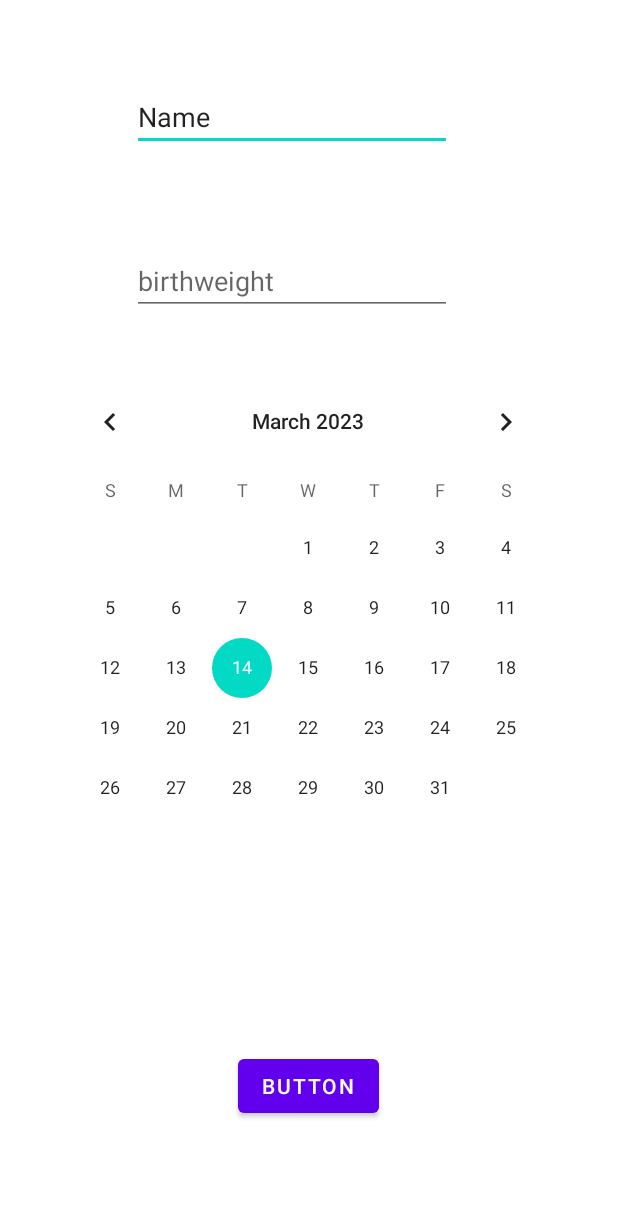
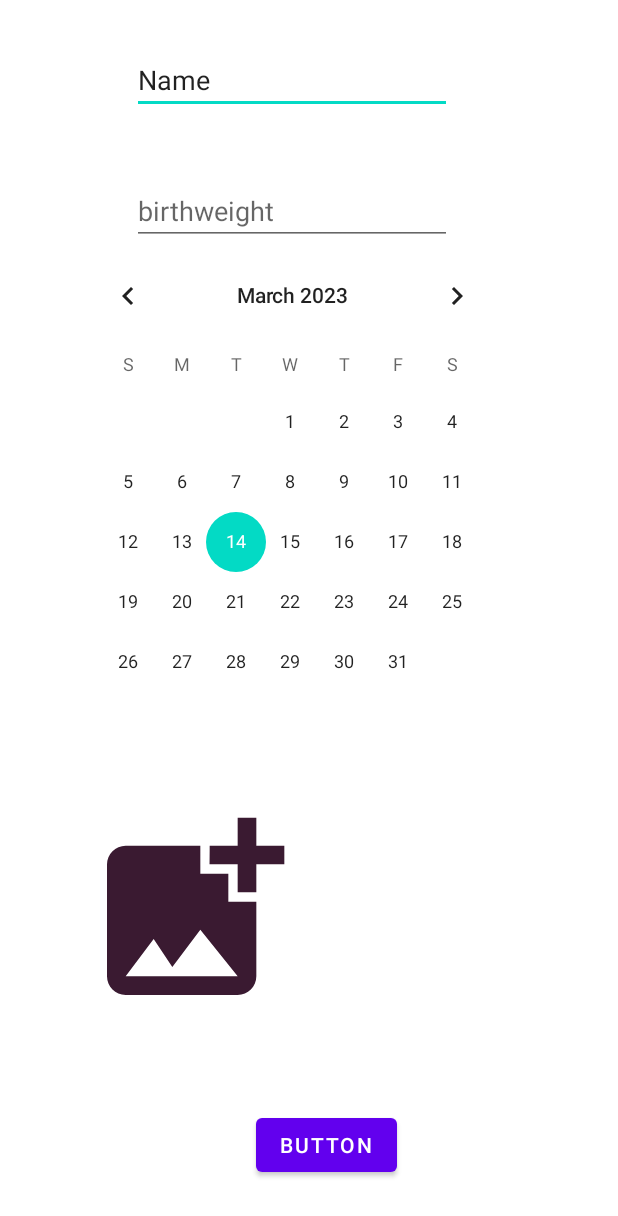
Before and after one commit to JasonSDMN2001/firebasetest1, an Android app: the HomeFragment screen opened directly, with no data from a screen before it, after a tap on an icon or button, on a phone screen of 412 x 824 dp. Shown: the top 1216 px of the screen. Run offline under Robolectric (Android 15) with nearby library versions, the phone set to English and light mode, and no system bars; our stand-ins replace Firebase (no records; nobody signed in at launch, a user with empty details on screens opened directly); pictures from the network do not load.

Commit message:
upload image for baby profile

```diff
--- a/app/build.gradle
+++ b/app/build.gradle
@@ -50,4 +50,6 @@ dependencies {
     androidTestImplementation 'androidx.test.ext:junit:1.1.4'
     androidTestImplementation 'androidx.test.espresso:espresso-core:3.5.0'
     implementation 'com.jjoe64:graphview:4.2.2'
+    implementation 'com.google.firebase:firebase-storage:19.1.0'
+
 }
--- a/app/src/main/java/com/unipi/boidanis/firebasetest1/HomeFragment.java
+++ b/app/src/main/java/com/unipi/boidanis/firebasetest1/HomeFragment.java
@@ -3,6 +3,7 @@ package com.unipi.boidanis.firebasetest1;
 import android.annotation.SuppressLint;
 import android.content.Intent;
 import android.icu.util.Calendar;
+import android.net.Uri;
 import android.os.Bundle;
 
 import androidx.fragment.app.Fragment;
@@ -13,9 +14,12 @@ import android.view.View;
 import android.view.ViewGroup;
 import android.widget.Button;
 import android.widget.ImageButton;
+import android.widget.ProgressBar;
 import android.widget.TextView;
 
 import com.google.android.material.imageview.ShapeableImageView;
+import com.google.firebase.storage.FirebaseStorage;
+import com.google.firebase.storage.StorageReference;
 
 import java.text.SimpleDateFormat;
 
@@ -24,7 +28,13 @@ import java.text.SimpleDateFormat;
  * Use the {@link HomeFragment#newInstance} factory method to
  * create an instance of this fragment.
  */
+
 public class HomeFragment extends Fragment {
+    Button uploadBtn;
+    private Uri imageUri;
+    StorageReference storareference = FirebaseStorage.getInstance().getReference();
+    private final int GALLERY_REQ_CODE = 1000;
+    ProgressBar progressBar;
     // TODO: Rename parameter arguments, choose names that match
     // the fragment initialization parameters, e.g. ARG_ITEM_NUMBER
     private static final String ARG_PARAM1 = "param1";
--- a/app/src/main/java/com/unipi/boidanis/firebasetest1/MainActivity5.java
+++ b/app/src/main/java/com/unipi/boidanis/firebasetest1/MainActivity5.java
@@ -1,18 +1,36 @@
 package com.unipi.boidanis.firebasetest1;
 
+import androidx.activity.result.ActivityResult;
+import androidx.activity.result.ActivityResultCallback;
+import androidx.activity.result.ActivityResultLauncher;
+import androidx.activity.result.contract.ActivityResultContracts;
+import androidx.annotation.NonNull;
 import androidx.appcompat.app.AppCompatActivity;
 
+import android.app.Activity;
+import android.content.ContentResolver;
+import android.content.Intent;
+import android.net.Uri;
 import android.os.Bundle;
 import android.view.View;
+import android.webkit.MimeTypeMap;
 import android.widget.Button;
 import android.widget.CalendarView;
 import android.widget.EditText;
+import android.widget.ImageView;
+import android.widget.ProgressBar;
 import android.widget.Toast;
 
+import com.google.android.gms.tasks.OnFailureListener;
+import com.google.android.gms.tasks.OnSuccessListener;
 import com.google.firebase.auth.FirebaseAuth;
 import com.google.firebase.auth.FirebaseUser;
 import com.google.firebase.database.DatabaseReference;
 import com.google.firebase.database.FirebaseDatabase;
+import com.google.firebase.storage.FirebaseStorage;
+import com.google.firebase.storage.OnProgressListener;
+import com.google.firebase.storage.StorageReference;
+import com.google.firebase.storage.UploadTask;
 
 import java.util.Calendar;
 import java.util.Date;
@@ -25,6 +43,12 @@ public class MainActivity5 extends AppCompatActivity {
     EditText editText,editText2;
     CalendarView calendarView;
     Date date;
+    Button uploadBtn;
+    ImageView imageview;
+    private Uri imageUri;
+    StorageReference storreference = FirebaseStorage.getInstance().getReference();
+    private final int GALLERY_REQ_CODE = 1000;
+    ProgressBar progressBar;
     @Override
     protected void onCreate(Bundle savedInstanceState) {
         super.onCreate(savedInstanceState);
@@ -48,21 +72,78 @@ public class MainActivity5 extends AppCompatActivity {
                 date=c.getTime();
             }
         });
+        imageview = findViewById(R.id.imageView);
+        progressBar = findViewById(R.id.progressBar2);
+        progressBar.setVisibility(View.INVISIBLE);
+        imageview.setOnClickListener(new View.OnClickListener() {
+            @Override
+            public void onClick(View view) {
+                Intent galleryIntent = new Intent();
+                galleryIntent.setAction(Intent.ACTION_GET_CONTENT);
+                galleryIntent.setType("image/*");
+                someActivityResultLauncher.launch(galleryIntent);
+                //startActivityForResult(galleryIntent, 2);
+
+            }
+        });
         Button button = (Button) findViewById(R.id.button13);
         button.setOnClickListener(new View.OnClickListener() {
             @Override
             public void onClick(View view) {
-                if(!editText.getText().toString().matches("")&&!editText2.getText().toString().matches("")){
-                    ChildInfo childInfo = new ChildInfo(editText.getText().toString(),date);
-                    WeightData weightData = new WeightData(date,0,Float.parseFloat(editText2.getText().toString()));
-                    String key1 = reference.push().getKey();
-                    reference.child(childInfo.name).child("weightData").child(key1).setValue(weightData);
-                    String key = reference.push().getKey();
-                    reference.child(childInfo.name).child(key).setValue(childInfo);
+                if(!editText.getText().toString().matches("")&&!editText2.getText().toString().matches("")&&imageUri != null){
+
+                    StorageReference fileRef = storreference.child(System.currentTimeMillis() + "." + getFileExtension(imageUri));
+                    fileRef.putFile(imageUri).addOnSuccessListener(new OnSuccessListener<UploadTask.TaskSnapshot>() {
+                        @Override
+                        public void onSuccess(UploadTask.TaskSnapshot taskSnapshot) {
+                            fileRef.getDownloadUrl().addOnSuccessListener(new OnSuccessListener<Uri>() {
+                                @Override
+                                public void onSuccess(Uri uri) {
+                                    ChildInfo childInfo = new ChildInfo(editText.getText().toString(),date,uri.toString());
+                                    WeightData weightData = new WeightData(date,0,Float.parseFloat(editText2.getText().toString()));
+                                    String key1 = reference.push().getKey();
+                                    reference.child(childInfo.name).child("weightData").child(key1).setValue(weightData);
+                                    String key = reference.push().getKey();
+                                    reference.child(childInfo.name).child(key).setValue(childInfo);
+                                    progressBar.setVisibility(View.INVISIBLE);
+                                    imageview.setImageResource(R.drawable.ic_baseline_add_photo_alternate_24);
+                                }
+                            });
+                        }
+                    }).addOnProgressListener(new OnProgressListener<UploadTask.TaskSnapshot>() {
+                        @Override
+                        public void onProgress(@NonNull UploadTask.TaskSnapshot snapshot) {
+                            progressBar.setVisibility(View.VISIBLE);
+                        }
+                    }).addOnFailureListener(new OnFailureListener() {
+                        @Override
+                        public void onFailure(@NonNull Exception e) {
+                            progressBar.setVisibility(View.INVISIBLE);
+                        }
+                    });
                 }else{
-                    Toast.makeText(getApplicationContext(), "Please enter your baby's name", Toast.LENGTH_SHORT).show();
+                    Toast.makeText(getApplicationContext(), "Incorrect arguments", Toast.LENGTH_SHORT).show();
                 }
             }
         });
     }
+    ActivityResultLauncher<Intent> someActivityResultLauncher = registerForActivityResult(
+            new ActivityResultContracts.StartActivityForResult(),
+            new ActivityResultCallback<ActivityResult>() {
+                @Override
+                public void onActivityResult(ActivityResult result) {
+                    if (result.getResultCode() == Activity.RESULT_OK) {
+                        // There are no request codes
+                        Intent data = result.getData();
+                        imageUri = data.getData();
+                        imageview.setImageURI(imageUri);
+                    }
+                }
+            });
+    private String getFileExtension(Uri mUri){
+
+        ContentResolver cr = getContentResolver();
+        MimeTypeMap mime = MimeTypeMap.getSingleton();
+        return mime.getExtensionFromMimeType(cr.getType(mUri));
+    }
 }
--- /dev/null
+++ b/app/src/main/res/drawable-v24/ic_baseline_add_photo_alternate_24.xml
@@ -0,0 +1,5 @@
+<vector android:height="24dp" android:tint="#3A1A31"
+    android:viewportHeight="24" android:viewportWidth="24"
+    android:width="24dp" xmlns:android="http://schemas.android.com/apk/res/android">
+    <path android:fillColor="@android:color/white" android:pathData="M19,7v2.99s-1.99,0.01 -2,0L17,7h-3s0.01,-1.99 0,-2h3L17,2h2v3h3v2h-3zM16,11L16,8h-3L13,5L5,5c-1.1,0 -2,0.9 -2,2v12c0,1.1 0.9,2 2,2h12c1.1,0 2,-0.9 2,-2v-8h-3zM5,19l3,-4 2,3 3,-4 4,5L5,19z"/>
+</vector>
--- a/app/src/main/res/layout/activity_main5.xml
+++ b/app/src/main/res/layout/activity_main5.xml
@@ -6,19 +6,44 @@
     android:layout_height="match_parent"
     tools:context=".MainActivity5">
 
+    <ProgressBar
+        android:id="@+id/progressBar2"
+        style="?android:attr/progressBarStyle"
+        android:layout_width="wrap_content"
+        android:layout_height="wrap_content"
+        android:layout_marginBottom="180dp"
+        app:layout_constraintBottom_toBottomOf="parent"
+        app:layout_constraintEnd_toEndOf="parent"
+        app:layout_constraintHorizontal_bias="0.385"
+        app:layout_constraintStart_toEndOf="@+id/imageView"
+        app:layout_constraintTop_toBottomOf="@+id/calendarView2"
+        app:layout_constraintVertical_bias="0.959" />
+
+    <ImageView
+        android:id="@+id/imageView"
+        android:layout_width="149dp"
+        android:layout_height="138dp"
+        android:scaleType="centerCrop"
+        android:src="@drawable/ic_baseline_add_photo_alternate_24"
+        app:layout_constraintBottom_toBottomOf="parent"
+        app:layout_constraintEnd_toEndOf="parent"
+        app:layout_constraintHorizontal_bias="0.2"
+        app:layout_constraintStart_toStartOf="parent"
+        app:layout_constraintTop_toBottomOf="@+id/calendarView2"
+        app:layout_constraintVertical_bias="0.336" />
+
     <Button
         android:id="@+id/button13"
         android:layout_width="wrap_content"
         android:layout_height="wrap_content"
-        android:layout_marginBottom="76dp"
         android:onClick="registerbabybirthdata"
         android:text="Button"
         app:layout_constraintBottom_toBottomOf="parent"
         app:layout_constraintEnd_toEndOf="parent"
-        app:layout_constraintHorizontal_bias="0.498"
+        app:layout_constraintHorizontal_bias="0.536"
         app:layout_constraintStart_toStartOf="parent"
-        app:layout_constraintTop_toBottomOf="@+id/calendarView2"
-        app:layout_constraintVertical_bias="1.0" />
+        app:layout_constraintTop_toBottomOf="@+id/imageView"
+        app:layout_constraintVertical_bias="0.636" />
 
     <EditText
         android:id="@+id/editTextTextPersonName9"
@@ -32,13 +57,12 @@
         app:layout_constraintHorizontal_bias="0.442"
         app:layout_constraintStart_toStartOf="parent"
         app:layout_constraintTop_toTopOf="parent"
-        app:layout_constraintVertical_bias="0.071" />
+        app:layout_constraintVertical_bias="0.039" />
 
     <EditText
         android:id="@+id/editTextTextPersonName10"
         android:layout_width="wrap_content"
         android:layout_height="wrap_content"
-        android:layout_marginTop="64dp"
         android:ems="10"
         android:hint="birthweight"
         android:inputType="textPersonName"
@@ -47,17 +71,17 @@
         app:layout_constraintHorizontal_bias="0.442"
         app:layout_constraintStart_toStartOf="parent"
         app:layout_constraintTop_toBottomOf="@+id/editTextTextPersonName9"
-        app:layout_constraintVertical_bias="0.0" />
+        app:layout_constraintVertical_bias="0.06" />
 
     <CalendarView
         android:id="@+id/calendarView2"
-        android:layout_width="wrap_content"
-        android:layout_height="wrap_content"
+        android:layout_width="295dp"
+        android:layout_height="300dp"
         app:layout_constraintBottom_toBottomOf="parent"
         app:layout_constraintEnd_toEndOf="parent"
-        app:layout_constraintHorizontal_bias="0.491"
+        app:layout_constraintHorizontal_bias="0.405"
         app:layout_constraintStart_toStartOf="parent"
         app:layout_constraintTop_toBottomOf="@+id/editTextTextPersonName10"
-        app:layout_constraintVertical_bias="0.136" />
+        app:layout_constraintVertical_bias="0.0" />
 
 </androidx.constraintlayout.widget.ConstraintLayout>
```
Also changed, not shown: app/src/main/java/com/unipi/boidanis/firebasetest1/ChildInfo.java (+11 -1 lines).
